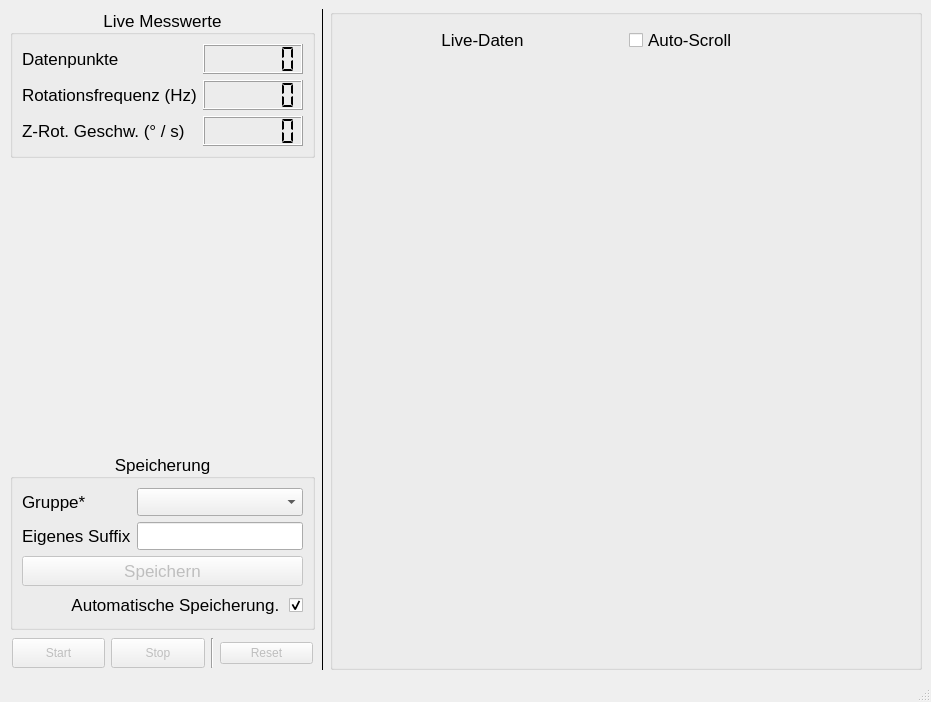
cckssr/gyroscope-ui, file pyqt/mainwindow.ui: the form before one commit.
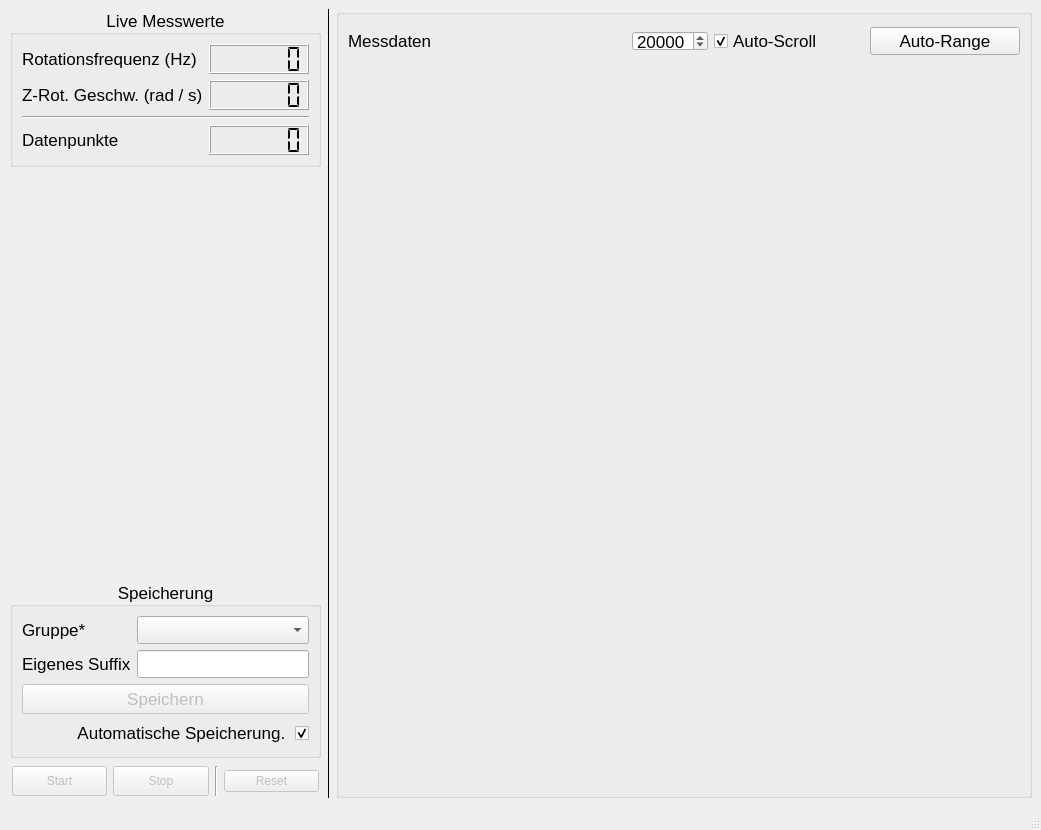
The form after the commit.

Commit message:
feat(ui): Enhance main window layout and functionality
- Reorganized layout of live measurement values in the UI.
- Introduced QSpinBox for controlling the maximum number of plot points.
- Implemented auto-scroll and auto-range features for plot control.
- Enhanced tooltips for better user guidance.
- Connected UI elements to corresponding event handlers for dynamic behavior.
- Improved code structure and readability across multiple files.

What changed in the file:
```diff
--- a/pyqt/mainwindow.ui
+++ b/pyqt/mainwindow.ui
@@ -6,8 +6,8 @@
    <rect>
     <x>0</x>
     <y>0</y>
-    <width>931</width>
-    <height>702</height>
+    <width>1041</width>
+    <height>830</height>
    </rect>
   </property>
   <property name="windowTitle">
@@ -47,13 +47,87 @@
         </property>
         <layout class="QFormLayout" name="formLayout_3">
          <item row="0" column="0">
+          <widget class="QLabel" name="label">
+           <property name="text">
+            <string>Rotationsfrequenz (Hz)</string>
+           </property>
+          </widget>
+         </item>
+         <item row="0" column="1">
+          <widget class="QLCDNumber" name="cFrequency">
+           <property name="sizePolicy">
+            <sizepolicy hsizetype="Preferred" vsizetype="Preferred">
+             <horstretch>0</horstretch>
+             <verstretch>0</verstretch>
+            </sizepolicy>
+           </property>
+           <property name="minimumSize">
+            <size>
+             <width>100</width>
+             <height>30</height>
+            </size>
+           </property>
+           <property name="font">
+            <font>
+             <pointsize>15</pointsize>
+            </font>
+           </property>
+           <property name="toolTip">
+            <string>Aktuelle Rotationsfrequenz der Kreiselscheibe in Hertz</string>
+           </property>
+           <property name="digitCount">
+            <number>6</number>
+           </property>
+           <property name="segmentStyle">
+            <enum>QLCDNumber::SegmentStyle::Flat</enum>
+           </property>
+          </widget>
+         </item>
+         <item row="1" column="0">
+          <widget class="QLabel" name="label_4">
+           <property name="text">
+            <string>Z-Rot. Geschw. (rad / s)</string>
+           </property>
+          </widget>
+         </item>
+         <item row="1" column="1">
+          <widget class="QLCDNumber" name="cZGyro">
+           <property name="sizePolicy">
+            <sizepolicy hsizetype="Preferred" vsizetype="Preferred">
+             <horstretch>0</horstretch>
+             <verstretch>0</verstretch>
+            </sizepolicy>
+           </property>
+           <property name="minimumSize">
+            <size>
+             <width>100</width>
+             <height>30</height>
+            </size>
+           </property>
+           <property name="font">
+            <font>
+             <pointsize>15</pointsize>
+            </font>
+           </property>
+           <property name="toolTip">
+            <string>Aktuelle Rotationsgeschwindigkeit der z-Achse in Radiant pro Sekunde</string>
+           </property>
+           <property name="digitCount">
+            <number>6</number>
+           </property>
+           <property name="segmentStyle">
+            <enum>QLCDNumber::SegmentStyle::Flat</enum>
+           </property>
+          </widget>
+         </item>
+         <item row="3" column="0">
           <widget class="QLabel" name="label_2">
            <property name="text">
             <string>Datenpunkte</string>
            </property>
           </widget>
          </item>
-         <item row="0" column="1">
+         <item row="3" column="1">
           <widget class="QLCDNumber" name="cDataPoints">
            <property name="sizePolicy">
             <sizepolicy hsizetype="Preferred" vsizetype="Preferred">
@@ -86,71 +160,16 @@
            </property>
           </widget>
          </item>
-         <item row="1" column="0">
-          <widget class="QLabel" name="label">
-           <property name="text">
-            <string>Rotationsfrequenz (Hz)</string>
-           </property>
-          </widget>
-         </item>
-         <item row="1" column="1">
-          <widget class="QLCDNumber" name="cFrequency">
-           <property name="sizePolicy">
-            <sizepolicy hsizetype="Preferred" vsizetype="Preferred">
-             <horstretch>0</horstretch>
-             <verstretch>0</verstretch>
-            </sizepolicy>
-           </property>
+         <item row="2" column="0" colspan="2">
+          <widget class="Line" name="line_3">
            <property name="minimumSize">
             <size>
-             <width>100</width>
-             <height>30</height>
+             <width>10</width>
+             <height>0</height>
             </size>
            </property>
-           <property name="font">
-            <font>
-             <pointsize>15</pointsize>
-            </font>
-           </property>
-           <property name="digitCount">
-            <number>6</number>
-           </property>
-           <property name="segmentStyle">
-            <enum>QLCDNumber::SegmentStyle::Flat</enum>
-           </property>
-          </widget>
-         </item>
-         <item row="2" column="0">
-          <widget class="QLabel" name="label_4">
-           <property name="text">
-            <string>Z-Rot. Geschw. (° / s)</string>
-           </property>
-          </widget>
-         </item>
-         <item row="2" column="1">
-          <widget class="QLCDNumber" name="cZGyro">
-           <property name="sizePolicy">
-            <sizepolicy hsizetype="Preferred" vsizetype="Preferred">
-             <horstretch>0</horstretch>
-             <verstretch>0</verstretch>
-            </sizepolicy>
-           </property>
-           <property name="minimumSize">
-            <size>
-             <width>100</width>
-             <height>30</height>
-            </size>
-           </property>
-           <property name="font">
-            <font>
-             <pointsize>15</pointsize>
-            </font>
-           </property>
-           <property name="digitCount">
-            <number>6</number>
-           </property>
-           <property name="segmentStyle">
-            <enum>QLCDNumber::SegmentStyle::Flat</enum>
+           <property name="orientation">
+            <enum>Qt::Orientation::Horizontal</enum>
            </property>
           </widget>
          </item>
@@ -587,18 +606,107 @@
               </sizepolicy>
              </property>
              <property name="text">
-              <string>Live-Daten</string>
+              <string>Messdaten</string>
              </property>
              <property name="alignment">
-              <set>Qt::AlignmentFlag::AlignCenter</set>
+              <set>Qt::AlignmentFlag::AlignLeading|Qt::AlignmentFlag::AlignLeft|Qt::AlignmentFlag::AlignVCenter</set>
              </property>
             </widget>
            </item>
            <item>
-            <widget class="QCheckBox" name="checkBox">
+            <widget class="QSpinBox" name="sPlotpoints">
+             <property name="sizePolicy">
+              <sizepolicy hsizetype="Fixed" vsizetype="Fixed">
+               <horstretch>0</horstretch>
+               <verstretch>0</verstretch>
+              </sizepolicy>
+             </property>
+             <property name="minimumSize">
+              <size>
+               <width>70</width>
+               <height>0</height>
+              </size>
+             </property>
+             <property name="maximumSize">
+              <size>
+               <width>16777215</width>
+               <height>20</height>
+              </size>
+             </property>
+             <property name="toolTip">
+              <string>Anzahl der maximalen angezeigten Datenpunkte</string>
+             </property>
+             <property name="minimum">
+              <number>100</number>
+             </property>
+             <property name="maximum">
+              <number>40000</number>
+             </property>
+             <property name="singleStep">
+              <number>50</number>
+             </property>
+             <property name="value">
+              <number>20000</number>
+             </property>
+            </widget>
+           </item>
+           <item>
+            <widget class="QCheckBox" name="autoScroll">
+             <property name="sizePolicy">
+              <sizepolicy hsizetype="Fixed" vsizetype="Fixed">
+               <horstretch>0</horstretch>
+               <verstretch>0</verstretch>
+              </sizepolicy>
+             </property>
+             <property name="minimumSize">
+              <size>
+               <width>150</width>
+               <height>0</height>
+              </size>
+             </property>
+             <property name="maximumSize">
+              <size>
+               <width>16777215</width>
+               <height>22</height>
+              </size>
+             </property>
+             <property name="toolTip">
+              <string>Wenn aktiviert, werden die N neusten Messwerte angezeigt und automatisch die Abszisse mitgeführt / skaliert</string>
+             </property>
              <property name="text">
               <string>Auto-Scroll</string>
              </property>
+             <property name="checked">
+              <bool>true</bool>
+             </property>
+            </widget>
+           </item>
+           <item>
+            <widget class="QPushButton" name="autoRange">
+             <property name="sizePolicy">
+              <sizepolicy hsizetype="Fixed" vsizetype="Fixed">
+               <horstretch>0</horstretch>
+               <verstretch>0</verstretch>
+              </sizepolicy>
+             </property>
+             <property name="minimumSize">
+              <size>
+               <width>150</width>
+               <height>20</height>
+              </size>
+             </property>
+             <property name="maximumSize">
+              <size>
+               <width>16777215</width>
+               <height>35</height>
+              </size>
+             </property>
+             <property name="text">
+              <string>Auto-Range</string>
+             </property>
+             <property name="flat">
+              <bool>false</bool>
+             </property>
             </widget>
            </item>
           </layout>
```
Left out of the diff: 83 changed lines with no effect on the pictures. The commit also changes 5 other files.
